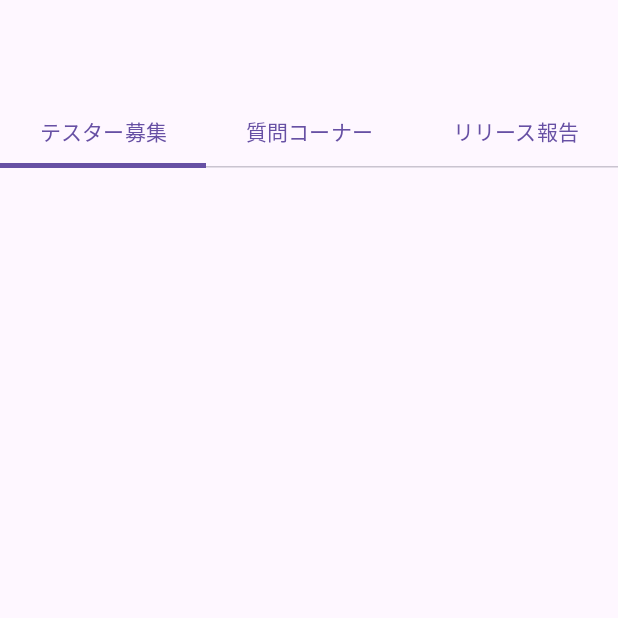
After one commit to maimai3566/ClosedTestMate, an Android app built with Jetpack Compose: the composable RurustaTopBar called with empty values, on a phone screen of 412 x 824 dp, the top half of it. The commit adds this screen. Run offline under Robolectric (Android 15) with nearby library versions, the phone set to English and light mode, and no system bars; our stand-ins replace Dagger/Hilt's generated code; Roboto replaces fonts that are not available here.

Commit message:
0715Hilt設定完了、topBar作成

```diff
--- a/app/src/main/AndroidManifest.xml
+++ b/app/src/main/AndroidManifest.xml
@@ -3,6 +3,7 @@
     xmlns:tools="http://schemas.android.com/tools">
 
     <application
+        android:name=".MyApplication"
         android:allowBackup="true"
         android:dataExtractionRules="@xml/data_extraction_rules"
         android:fullBackupContent="@xml/backup_rules"
--- a/app/src/main/java/com/rururi/closedtestmate/MainActivity.kt
+++ b/app/src/main/java/com/rururi/closedtestmate/MainActivity.kt
@@ -5,8 +5,9 @@ import androidx.activity.ComponentActivity
 import androidx.activity.compose.setContent
 import androidx.activity.enableEdgeToEdge
 import com.rururi.closedtestmate.ui.RurustaApp
+import dagger.hilt.android.AndroidEntryPoint
 
-
+@AndroidEntryPoint
 class MainActivity : ComponentActivity() {
     override fun onCreate(savedInstanceState: Bundle?) {
         super.onCreate(savedInstanceState)
--- /dev/null
+++ b/app/src/main/java/com/rururi/closedtestmate/model/TabUiState.kt
@@ -0,0 +1,19 @@
+package com.rururi.closedtestmate.model
+
+import androidx.annotation.StringRes
+import com.rururi.closedtestmate.R
+
+data class TabUiState(
+    val selectedTab: TabType = TabType.Tester
+)
+
+//TabUiStateで管理する選択肢
+sealed class TabType(@StringRes val titleRes: Int) {
+    object Tester : TabType(R.string.tab_text_1)
+    object QuestionC : TabType(R.string.tab_text_2)
+    object Release : TabType(R.string.tab_text_3)
+
+    companion object {
+        val allTabs = listOf(Tester, QuestionC, Release)
+    }
+}
--- /dev/null
+++ b/app/src/main/java/com/rururi/closedtestmate/ui/RurustaTopBar.kt
@@ -0,0 +1,54 @@
+package com.rururi.closedtestmate.ui
+
+import androidx.compose.foundation.layout.Column
+import androidx.compose.material3.ExperimentalMaterial3Api
+import androidx.compose.material3.MaterialTheme
+import androidx.compose.material3.Tab
+import androidx.compose.material3.TabRow
+import androidx.compose.material3.Text
+import androidx.compose.material3.TopAppBar
+import androidx.compose.runtime.Composable
+import androidx.compose.runtime.collectAsState
+import androidx.compose.runtime.getValue
+import androidx.compose.ui.res.stringResource
+import androidx.compose.ui.tooling.preview.Preview
+import androidx.hilt.navigation.compose.hiltViewModel
+import androidx.lifecycle.viewmodel.compose.viewModel
+import com.rururi.closedtestmate.R
+import com.rururi.closedtestmate.model.TabType
+import com.rururi.closedtestmate.model.TabUiState
+
+@OptIn(ExperimentalMaterial3Api::class)
+@Composable
+fun RurustaTopBar(title:String) {
+    val tabTitles = TabType.allTabs.map { stringResource(it.titleRes) }
+    val viewModel: TabListViewModel = hiltViewModel()
+    val uiState by viewModel.uiState.collectAsState()
+    val selectedTabIndex = TabType.allTabs.indexOf(uiState.selectedTab) // 選択されたタブのインデックスを取得
+
+    Column() {
+        TopAppBar(
+            title = {
+                Text(
+                    text = title,
+                    style = MaterialTheme.typography.headlineSmall
+                )
+            }
+        )
+        TabRow(selectedTabIndex = selectedTabIndex){
+            tabTitles.forEachIndexed { index, title ->
+                Tab(
+                    selected = uiState.selectedTab.titleRes == index,
+                    onClick = { viewModel.updateTab(TabType.allTabs[index])  },
+                    text = { Text(text = title) }
+                )
+            }
+        }
+    }
+}
+
+@Preview(showBackground = true)
+@Composable
+fun TopBarPreview() {
+    RurustaTopBar(title = stringResource(R.string.app_name))
+}
--- a/app/src/main/java/com/rururi/closedtestmate/ui/navigation/AppNavGraph.kt
+++ b/app/src/main/java/com/rururi/closedtestmate/ui/navigation/AppNavGraph.kt
@@ -1,13 +1,13 @@
 package com.rururi.closedtestmate.ui.navigation
 
 import androidx.compose.runtime.Composable
-import androidx.compose.runtime.ComposableTarget
 import androidx.compose.ui.Modifier
 import androidx.navigation.NavHostController
 import androidx.navigation.NavType
 import androidx.navigation.compose.NavHost
 import androidx.navigation.compose.composable
 import androidx.navigation.navArgument
+import com.rururi.closedtestmate.ui.TabListViewModel
 import com.rururi.closedtestmate.ui.login.LoginScreen
 import com.rururi.closedtestmate.ui.recruitdetail.RecruitDetailScreen
 import com.rururi.closedtestmate.ui.recruitlist.RecruitListScreen
@@ -25,7 +25,7 @@ sealed class Screen(val route: String) {
 @Composable
 fun AppNavGraph(
     navController: NavHostController,
-    modifier: Modifier = Modifier
+    modifier: Modifier = Modifier,
 ) {
     NavHost(
         navController = navController,
@@ -33,7 +33,7 @@ fun AppNavGraph(
         modifier = modifier
     ) {
         composable(Screen.Login.route) {
-            LoginScreen()
+            LoginScreen(onLoginClick = { navController.navigate(Screen.RecruitList.route) })
         }
         composable(Screen.RecruitList.route) {
             RecruitListScreen()
--- a/app/src/main/res/values/strings.xml
+++ b/app/src/main/res/values/strings.xml
@@ -1,3 +1,6 @@
 <resources>
     <string name="app_name">クローズドテスト協力しよ？</string>
+    <string name="tab_text_1">テスター募集</string>
+    <string name="tab_text_2">質問コーナー</string>
+    <string name="tab_text_3">リリース報告</string>
 </resources>
--- a/build.gradle.kts
+++ b/build.gradle.kts
@@ -3,4 +3,5 @@ plugins {
     alias(libs.plugins.android.application) apply false
     alias(libs.plugins.kotlin.android) apply false
     alias(libs.plugins.kotlin.compose) apply false
+    alias(libs.plugins.hilt.android) apply false    //追加
 }
```
Also changed, not shown: app/build.gradle.kts (+17 -0 lines), app/src/main/java/com/rururi/closedtestmate/MyApplication.kt (added, +7 -0 lines), app/src/main/java/com/rururi/closedtestmate/ui/RurustaApp.kt (+32 -0 lines), app/src/main/java/com/rururi/closedtestmate/ui/TabListViewModel.kt (added, +27 -0 lines), app/src/main/java/com/rururi/closedtestmate/ui/login/LoginScreen.kt (+19 -2 lines), app/src/main/java/com/rururi/closedtestmate/ui/recruitlist/RecruteListScreen.kt (deleted, +0 -9 lines), gradle/libs.versions.toml (+7 -1 lines).
